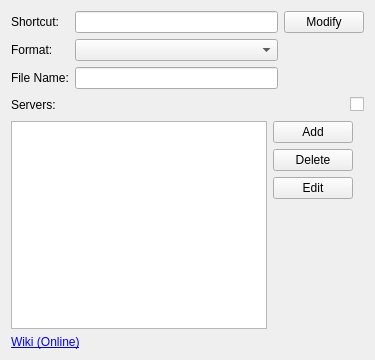
This is qScreenshot/src/optionswidget.ui in etopian/qscreenshot as Qt 5 draws it before an edit. The edited form follows.
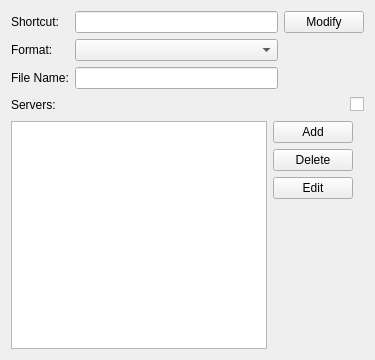
This is the edited form.

Commit message: remove link to psi+ wiki

What changed in the file:
```diff
--- a/qScreenshot/src/optionswidget.ui
+++ b/qScreenshot/src/optionswidget.ui
@@ -173,16 +173,6 @@
      </item>
     </layout>
    </item>
-   <item>
-    <widget class="QLabel" name="lb_wiki">
-     <property name="text">
-      <string>&lt;a href=&quot;http://psi-plus.com/wiki/plugins#screenshot_plugin&quot;&gt;Wiki (Online)&lt;/a&gt;</string>
-     </property>
-     <property name="openExternalLinks">
-      <bool>true</bool>
-     </property>
-    </widget>
-   </item>
   </layout>
  </widget>
  <resources/>
```
